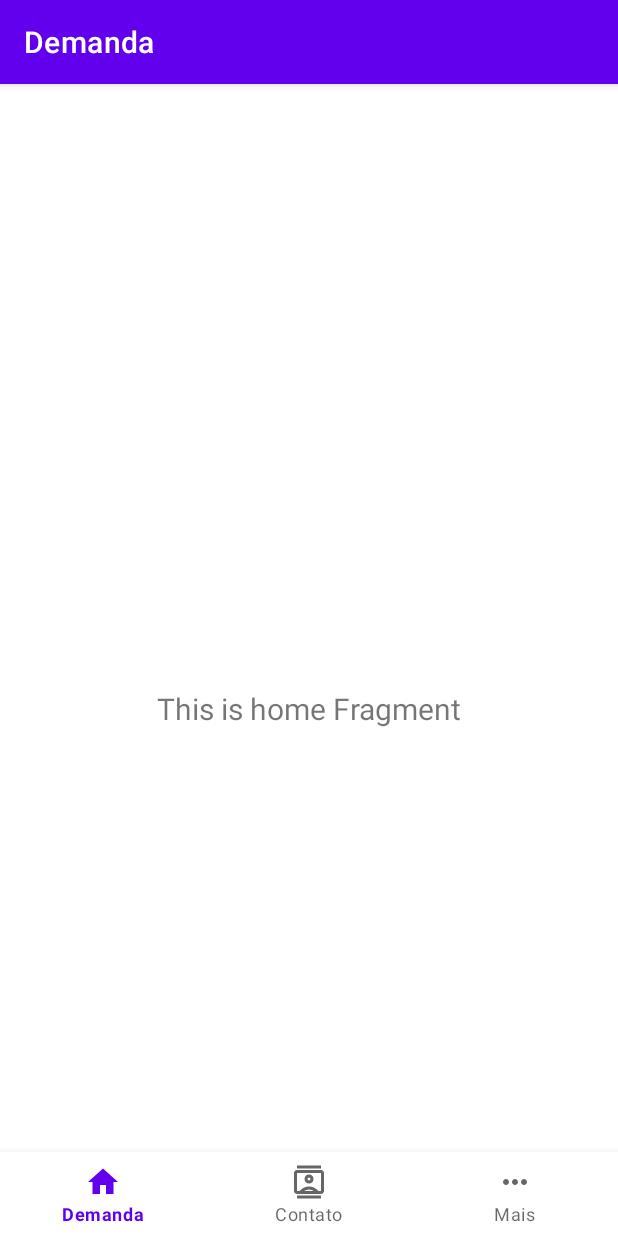
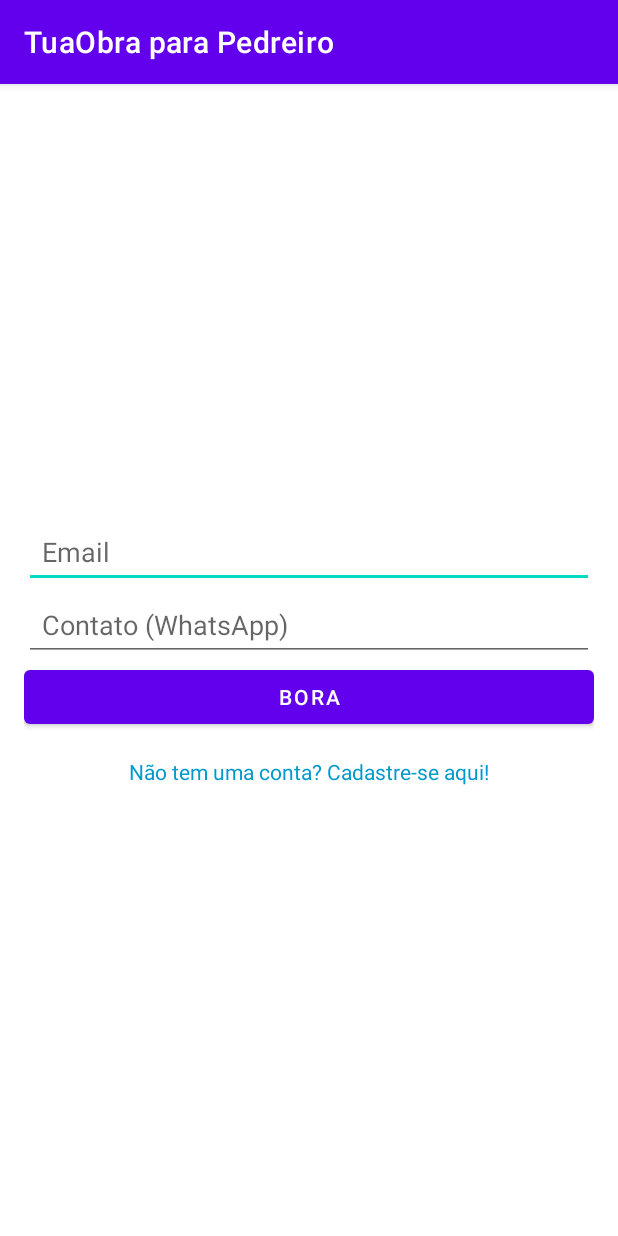
Before and after one commit to Rian-Noronha/tuaobrapedreiro, an Android app: the screen it shows after launch (MainActivity before the commit, LoginActivity after it), on a phone screen of 412 x 824 dp. Run offline under Robolectric (Android 15) with nearby library versions, the phone set to English and light mode, and no system bars; our stand-ins replace data binding.

Commit message:
[feat] Cadastrando pedreiro

```diff
--- /dev/null
+++ b/app/src/main/java/com/rn/tuaobraparapedreiro/LoginActivity.kt
@@ -0,0 +1,25 @@
+package com.rn.tuaobraparapedreiro
+
+import android.content.Intent
+import android.os.Bundle
+import androidx.appcompat.app.AppCompatActivity
+import com.rn.tuaobraparapedreiro.databinding.ActivityLoginBinding
+
+class LoginActivity : AppCompatActivity() {
+    private lateinit var binding: ActivityLoginBinding
+    override fun onCreate(savedInstanceState: Bundle?) {
+        super.onCreate(savedInstanceState)
+        binding = ActivityLoginBinding.inflate(layoutInflater)
+        setContentView(binding.root)
+
+        binding.btnLogin.setOnClickListener{
+            startActivity(Intent(this, MainActivity::class.java))
+        }
+
+        binding.txtCadastrar.setOnClickListener{
+            val intent = Intent(this, CadastroActivity::class.java)
+            startActivity(intent)
+        }
+
+    }
+}
--- /dev/null
+++ b/app/src/main/java/com/rn/tuaobraparapedreiro/model/Especialidade.kt
@@ -0,0 +1,6 @@
+package com.rn.tuaobraparapedreiro.model
+
+data class Especialidade(
+    val id: Long? = null,
+    val nome: String
+)
--- a/app/src/main/java/com/rn/tuaobraparapedreiro/ui/contato/ContatoFragment.kt
+++ b/app/src/main/java/com/rn/tuaobraparapedreiro/ui/contato/ContatoFragment.kt
@@ -7,11 +7,11 @@ import android.view.ViewGroup
 import android.widget.TextView
 import androidx.fragment.app.Fragment
 import androidx.lifecycle.ViewModelProvider
-import com.rn.tuaobraparapedreiro.databinding.FragmentDashboardBinding
+import com.rn.tuaobraparapedreiro.databinding.FragmentContatoBinding
 
 class ContatoFragment : Fragment() {
 
-    private var _binding: FragmentDashboardBinding? = null
+    private var _binding: FragmentContatoBinding? = null
 
     // This property is only valid between onCreateView and
     // onDestroyView.
@@ -25,7 +25,7 @@ class ContatoFragment : Fragment() {
         val dashboardViewModel =
             ViewModelProvider(this).get(ContatoViewModel::class.java)
 
-        _binding = FragmentDashboardBinding.inflate(inflater, container, false)
+        _binding = FragmentContatoBinding.inflate(inflater, container, false)
         val root: View = binding.root
 
         val textView: TextView = binding.textDashboard
--- a/app/src/main/java/com/rn/tuaobraparapedreiro/ui/mais/MaisFragment.kt
+++ b/app/src/main/java/com/rn/tuaobraparapedreiro/ui/mais/MaisFragment.kt
@@ -7,11 +7,11 @@ import android.view.ViewGroup
 import android.widget.TextView
 import androidx.fragment.app.Fragment
 import androidx.lifecycle.ViewModelProvider
-import com.rn.tuaobraparapedreiro.databinding.FragmentNotificationsBinding
+import com.rn.tuaobraparapedreiro.databinding.FragmentMaisBinding
 
 class MaisFragment : Fragment() {
 
-    private var _binding: FragmentNotificationsBinding? = null
+    private var _binding: FragmentMaisBinding? = null
 
     // This property is only valid between onCreateView and
     // onDestroyView.
@@ -25,7 +25,7 @@ class MaisFragment : Fragment() {
         val notificationsViewModel =
             ViewModelProvider(this).get(MaisViewModel::class.java)
 
-        _binding = FragmentNotificationsBinding.inflate(inflater, container, false)
+        _binding = FragmentMaisBinding.inflate(inflater, container, false)
         val root: View = binding.root
 
         val textView: TextView = binding.textNotifications
--- /dev/null
+++ b/app/src/main/res/layout/activity_login.xml
@@ -0,0 +1,49 @@
+<layout xmlns:android="http://schemas.android.com/apk/res/android">
+
+    <data>
+    </data>
+
+    <LinearLayout
+        android:layout_width="match_parent"
+        android:layout_height="match_parent"
+        android:orientation="vertical"
+        android:gravity="center"
+        android:layout_gravity="center"
+        android:padding="16dp">
+
+        <EditText
+            android:id="@+id/edtEmail"
+            android:layout_width="match_parent"
+            android:layout_height="wrap_content"
+            android:hint="@string/hint_email"
+            android:inputType="textEmailAddress"
+            android:padding="12dp"/>
+
+        <EditText
+            android:id="@+id/edtContato"
+            android:layout_width="match_parent"
+            android:layout_height="wrap_content"
+            android:hint="@string/hint_contato"
+            android:inputType="phone"
+            android:padding="12dp"/>
+
+        <Button
+            android:id="@+id/btnLogin"
+            android:layout_width="match_parent"
+            android:layout_height="wrap_content"
+            android:text="@string/btn_login"
+            android:minHeight="48dp"/>
+
+        <TextView
+            android:id="@+id/txtCadastrar"
+            android:layout_width="wrap_content"
+            android:layout_height="wrap_content"
+            android:text="@string/text_nao_tem_conta"
+            android:textColor="@android:color/holo_blue_dark"
+            android:paddingTop="16dp"
+            android:clickable="true"
+            android:focusable="true"
+            android:minHeight="48dp"
+            />
+    </LinearLayout>
+</layout>
--- a/app/src/main/res/values/strings.xml
+++ b/app/src/main/res/values/strings.xml
@@ -3,4 +3,16 @@
     <string name="title_demanda">Demanda</string>
     <string name="title_contato">Contato</string>
     <string name="title_mais">Mais</string>
+    <string name="hint_nome">Nome</string>
+    <string name="hint_email">Email</string>
+    <string name="hint_contato_whatsapp">Contato WhatsApp</string>
+    <string name="hint_descricao">Descrição</string>
+    <string name="hint_url_imagem_perfil">URL Imagem Perfil</string>
+    <string name="hint_cep">CEP</string>
+    <string name="hint_nome_lugar">Nome do Lugar</string>
+    <string name="hint_numero">Número</string>
+    <string name="btn_cadastrar">Cadastrar</string>
+    <string name="btn_login">Bora</string>
+    <string name="hint_contato">Contato (WhatsApp)</string>
+    <string name="text_nao_tem_conta">Não tem uma conta? Cadastre-se aqui!</string>
 </resources>
--- /dev/null
+++ b/app/src/main/res/xml/network_security_config.xml
@@ -0,0 +1,6 @@
+<?xml version="1.0" encoding="utf-8"?>
+<network-security-config>
+    <domain-config cleartextTrafficPermitted="true">
+        <domain includeSubdomains="true">192.168.1.132</domain>
+    </domain-config>
+</network-security-config>
```
Also changed, not shown: app/build.gradle.kts (+6 -1 lines), app/src/main/AndroidManifest.xml (+20 -7 lines), app/src/main/java/com/rn/tuaobraparapedreiro/CadastroActivity.kt (added, +61 -0 lines), app/src/main/java/com/rn/tuaobraparapedreiro/model/Demanda.kt (added, +11 -0 lines), app/src/main/java/com/rn/tuaobraparapedreiro/model/Endereco.kt (added, +8 -0 lines), app/src/main/java/com/rn/tuaobraparapedreiro/model/Pedreiro.kt (added, +14 -0 lines), app/src/main/java/com/rn/tuaobraparapedreiro/network/ApiService.kt (added, +13 -0 lines), app/src/main/java/com/rn/tuaobraparapedreiro/network/RetrofitClient.kt (added, +18 -0 lines), app/src/main/res/layout/activity_cadastro.xml (added, +92 -0 lines).
